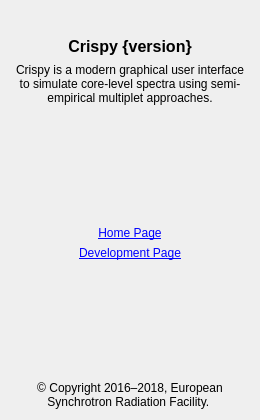
First picture: the form in crispy/resources/gui/uis/about.ui, repository mretegan/crispy, before the edit.
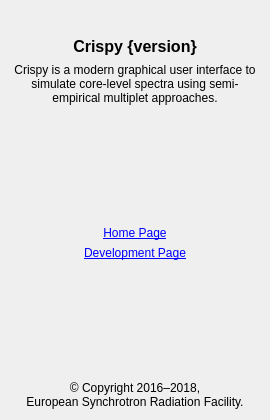
Second picture: the form after the edit. Icons and pictures are not drawn.

Commit message: Format "About" dialog

What changed in the file:
```diff
--- a/crispy/resources/gui/uis/about.ui
+++ b/crispy/resources/gui/uis/about.ui
@@ -6,7 +6,7 @@
    <rect>
     <x>0</x>
     <y>0</y>
-    <width>260</width>
+    <width>270</width>
     <height>420</height>
    </rect>
   </property>
@@ -18,13 +18,13 @@
   </property>
   <property name="minimumSize">
    <size>
-    <width>260</width>
+    <width>270</width>
     <height>420</height>
    </size>
   </property>
   <property name="maximumSize">
    <size>
-    <width>260</width>
+    <width>270</width>
     <height>420</height>
    </size>
   </property>
@@ -232,7 +232,8 @@
       <string notr="true">font-size: 12px;</string>
      </property>
      <property name="text">
-      <string>© Copyright 2016–2018, European Synchrotron Radiation Facility. </string>
+      <string>© Copyright 2016–2018,
+European Synchrotron Radiation Facility.</string>
      </property>
      <property name="alignment">
       <set>Qt::AlignCenter</set>
```
